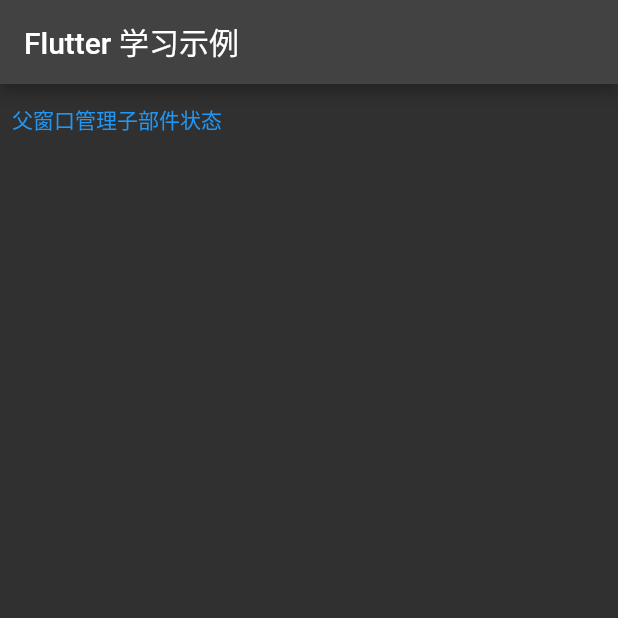
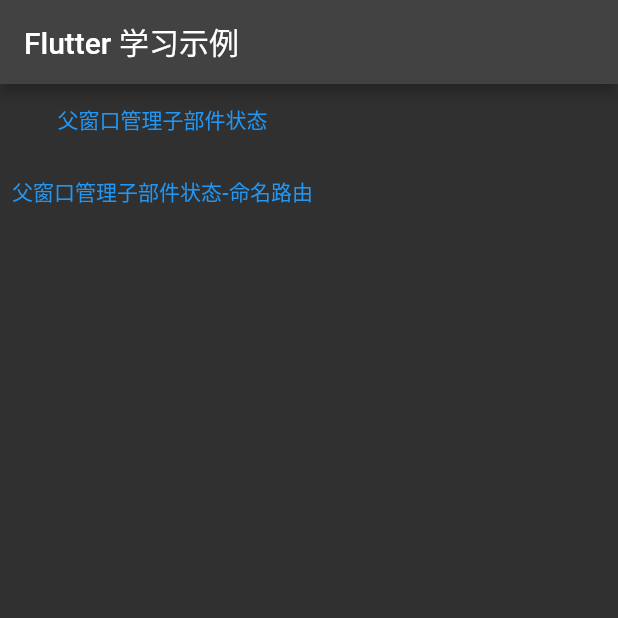
Before and after one commit to loaden/flutter-demo, a Flutter app: the screen it shows after launch, on a phone screen of 412 x 824 dp, the top half of it. Run offline on Flutter 3.47's test engine with Material 2 defaults, Android fonts, the phone set to English and light mode, and no system bars.

Commit message:
命名路由实现

```diff
--- a/lib/main.dart
+++ b/lib/main.dart
@@ -6,6 +6,10 @@ void main() {
     MaterialApp(
       theme: ThemeData.dark(),
       home: const Home(),
+      routes: {
+        'parent_manage_child_state': (context) =>
+            const ParentManageChildStateWidget(),
+      },
     ),
   );
 }
@@ -17,9 +21,11 @@ class Home extends StatelessWidget {
   Widget build(BuildContext context) {
     return Scaffold(
       appBar: AppBar(
-        title: const Text("Flutter 学习示例"),
+        title: const Text('Flutter 学习示例'),
       ),
-      body: TextButton(
+      body: Column(
+        children: [
+          TextButton(
             onPressed: () {
               Navigator.of(context).push(
                 MaterialPageRoute(builder: (context) {
@@ -29,6 +35,14 @@ class Home extends StatelessWidget {
             },
             child: const Text('父窗口管理子部件状态'),
           ),
+          TextButton(
+            onPressed: () {
+              Navigator.of(context).pushNamed('parent_manage_child_state');
+            },
+            child: const Text('父窗口管理子部件状态-命名路由'),
+          ),
+        ],
+      ),
     );
   }
 }
```
Lines whose indentation alone changed are shown as unchanged.
